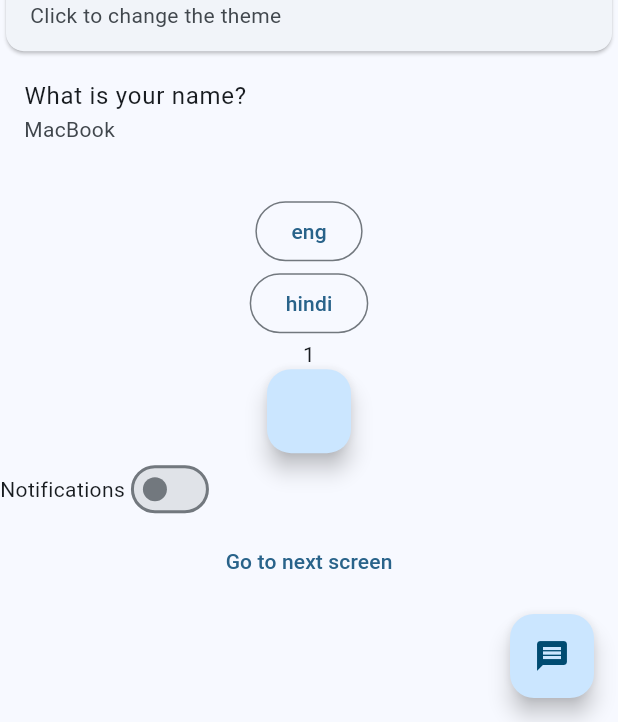
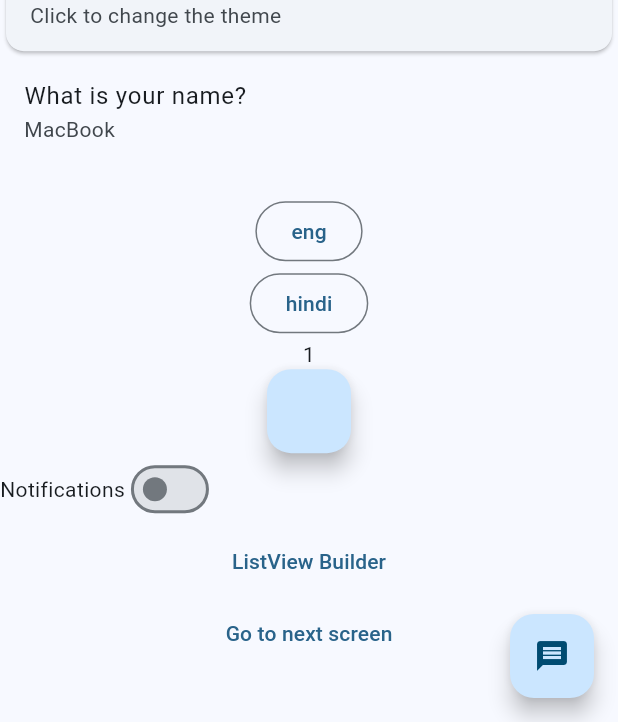
Before and after one commit to iabhinavrajput/flutter-getX, a Flutter app: the screen it shows after launch, on a phone screen of 412 x 824 dp, the part 514-1236 px from its top. Run offline on Flutter 3.47's test engine with Material 3 defaults, Android fonts, the phone set to English and light mode, and no system bars; our stand-ins replace get.

Commit message:
feat: add favourites list screen and GetX controller

```diff
--- a/lib/home_screen.dart
+++ b/lib/home_screen.dart
@@ -1,7 +1,7 @@
 import 'package:flutter/material.dart';
 import 'package:get/get.dart';
 import 'package:getx_demo/counter_controller.dart';
-import 'package:getx_demo/screen_one.dart';
+import 'package:getx_demo/listview_builder.dart';
 
 class HomeScreen extends StatefulWidget {
   const HomeScreen({super.key});
@@ -104,6 +104,7 @@ class _HomeScreenState extends State<HomeScreen> {
 
             Center(child: Obx(() => Text(controller.counter.toString()))),
             FloatingActionButton(
+              heroTag: 'incrementFab',
               onPressed: () {
                 controller.incrementCounter();
               },
@@ -122,7 +123,13 @@ class _HomeScreenState extends State<HomeScreen> {
                 ),
               ],
             ),
-
+            TextButton(
+              onPressed: () {
+                // Get.toNamed('/screenTwo');
+                Get.to(() => ScreenTwo());
+              },
+              child: Text('ListView Builder'),
+            ),
             Center(
               child: TextButton(
                 onPressed: () {
@@ -140,6 +147,7 @@ class _HomeScreenState extends State<HomeScreen> {
       ),
 
       floatingActionButton: FloatingActionButton(
+        heroTag: 'messageFab',
         child: Icon(Icons.message),
         onPressed: () {
           Get.snackbar(
--- a/lib/main.dart
+++ b/lib/main.dart
@@ -2,6 +2,7 @@ import 'package:flutter/material.dart';
 import 'package:get/get_navigation/get_navigation.dart';
 import 'package:getx_demo/home_screen.dart';
 import 'package:getx_demo/language.dart';
+import 'package:getx_demo/listview_builder.dart';
 import 'package:getx_demo/screen_one.dart';
 
 void main() {
@@ -28,6 +29,7 @@ class MyApp extends StatelessWidget {
       getPages: [
         GetPage(name: '/', page: () => HomeScreen()),
         GetPage(name: '/screenOne', page: () => ScreenOne()),
+        GetPage(name: '/screenTwo', page: () => ScreenTwo())
       ],
     );
   }
```
Also changed, not shown: lib/counter_controller.dart (+13 -2 lines), lib/listview_builder.dart (added, +45 -0 lines).
